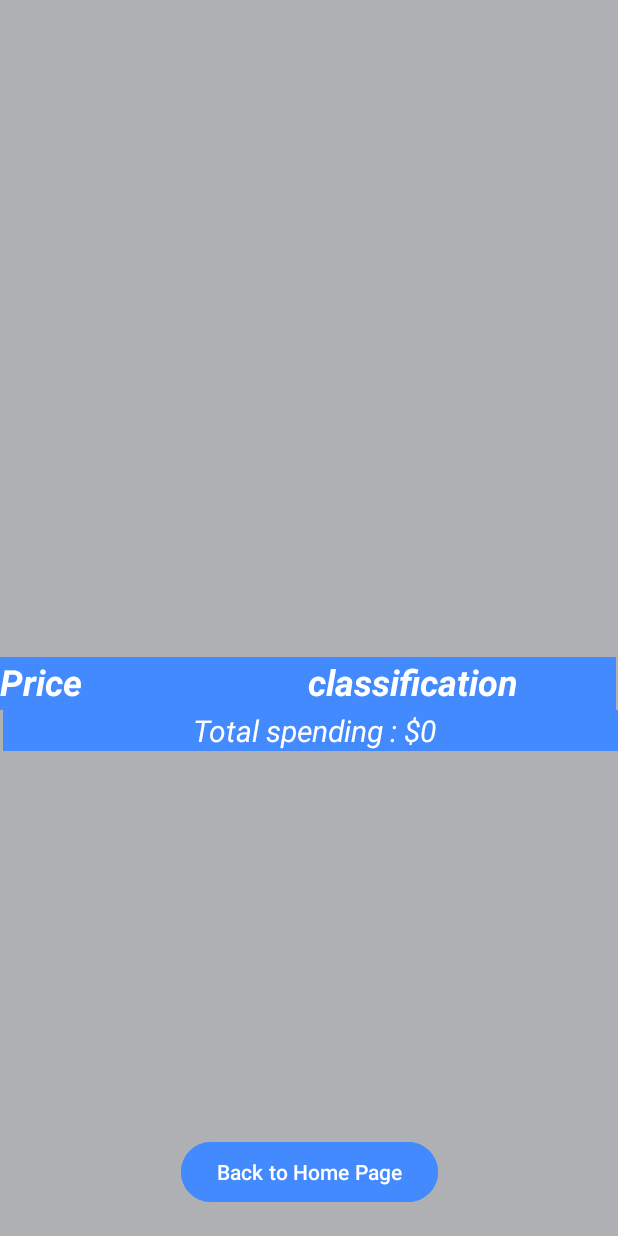
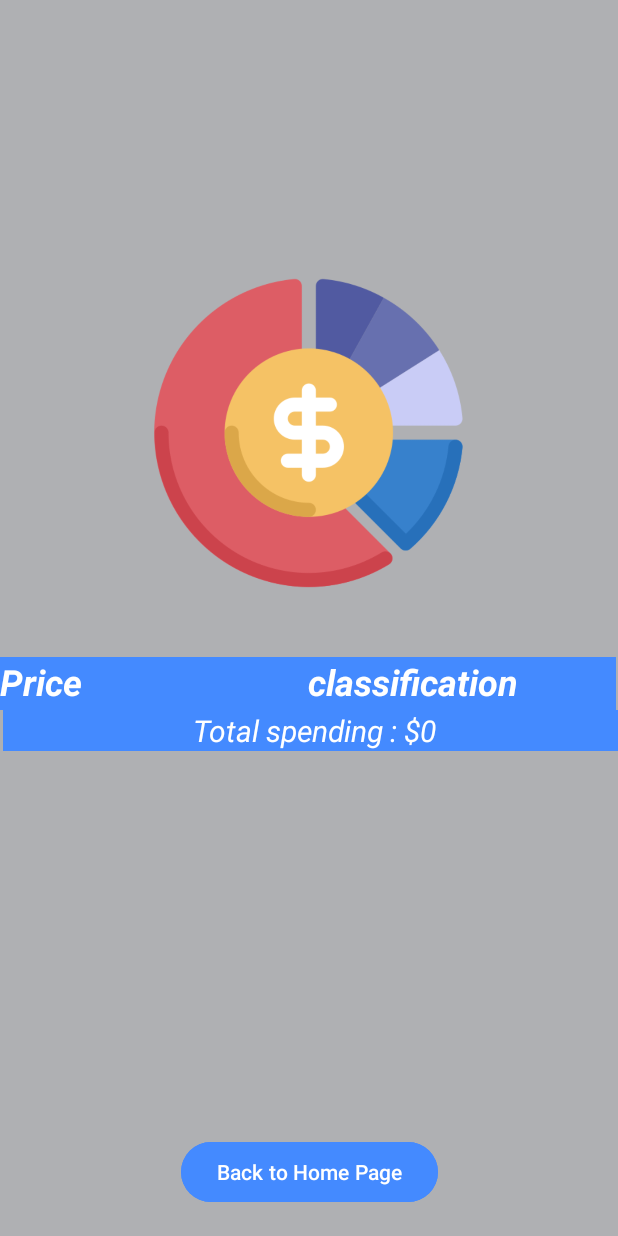
Before and after one commit to abdulmalikahmed/Track_Spendings, an Android app: the MainActivity3 screen opened directly, with no data from a screen before it, on a phone screen of 412 x 824 dp. Run offline under Robolectric (Android 15) with nearby library versions, the phone set to English and light mode, and no system bars.

Commit message:
android app to track your spending by kotlin

```diff
--- a/app/src/main/res/layout/activity_main3.xml
+++ b/app/src/main/res/layout/activity_main3.xml
@@ -83,4 +83,17 @@
         app:layout_constraintTop_toBottomOf="@+id/recyclerView"
         app:layout_constraintVertical_bias="0.0" />
 
+    <ImageView
+        android:id="@+id/imageView5"
+        android:layout_width="290dp"
+        android:layout_height="224dp"
+        android:layout_marginBottom="37dp"
+        app:layout_constraintBottom_toTopOf="@+id/textView6"
+        app:layout_constraintEnd_toEndOf="parent"
+        app:layout_constraintHorizontal_bias="0.495"
+        app:layout_constraintStart_toStartOf="parent"
+        app:layout_constraintTop_toTopOf="parent"
+        app:layout_constraintVertical_bias="1.0"
+        app:srcCompat="@drawable/_757094" />
+
 </androidx.constraintlayout.widget.ConstraintLayout>
```
Also changed, not shown: app/src/main/res/drawable/_757094.png (added), app/src/main/res/drawable/logo.png (added).
